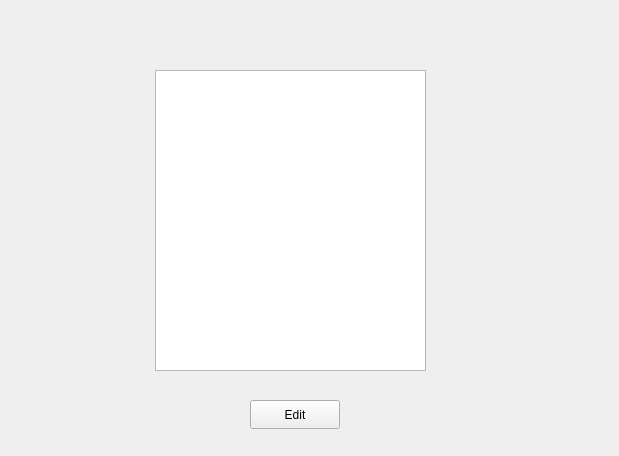
This is selectalbumwindow.ui in Fatemehasadi86/spotify1 as Qt 5 draws it before an edit. The edited form follows.
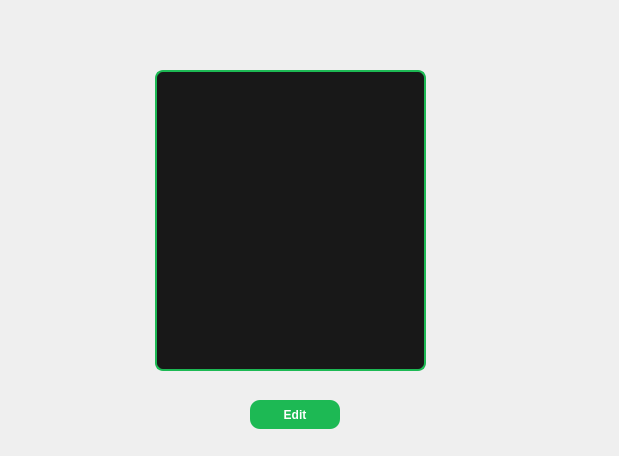
This is the edited form.

Patch:
```diff
--- a/selectalbumwindow.ui
+++ b/selectalbumwindow.ui
@@ -13,6 +13,53 @@
   <property name="windowTitle">
    <string>Form</string>
   </property>
+  <property name="styleSheet">
+   <string notr="true">QLineEdit{
+    background:#282828;
+    border:2px solid #1DB954;
+    border-radius:8px;
+    color:white;
+    padding:6px;
+} QLabel{
+    color:white;
+    font-weight:bold;
+}  QPushButton{
+    background-color:#1DB954;
+    color:white;
+    border:none;
+    border-radius:10px;
+    padding:8px;
+    font-weight:bold;
+}
+
+QPushButton:hover{
+    background:#1ED760;
+}
+
+QPushButton:pressed{
+    background:#169C46;
+}
+QComboBox{
+    background:#282828;
+    color:white;
+    border:2px solid #1DB954;
+    border-radius:8px;
+    padding:6px;
+} QListWidget{
+    background:#181818;
+    border:2px solid #1DB954;
+    border-radius:8px;
+    color:white;
+}
+
+QListWidget::item{
+    padding:8px;
+}
+
+QListWidget::item:selected{
+    background:#1DB954;
+}</string>
+  </property>
   <widget class="QListWidget" name="listWidget">
    <property name="geometry">
     <rect>
```
